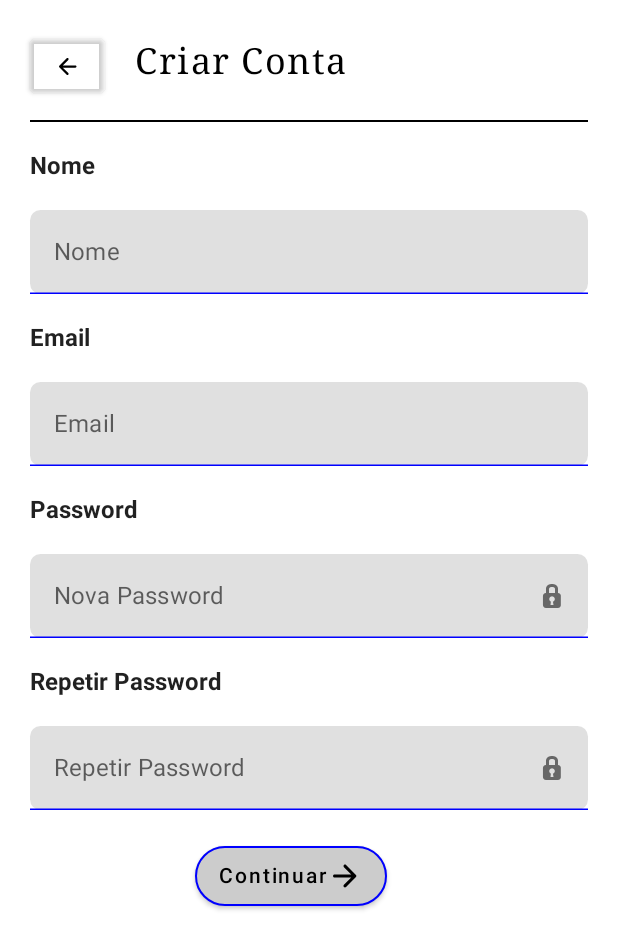
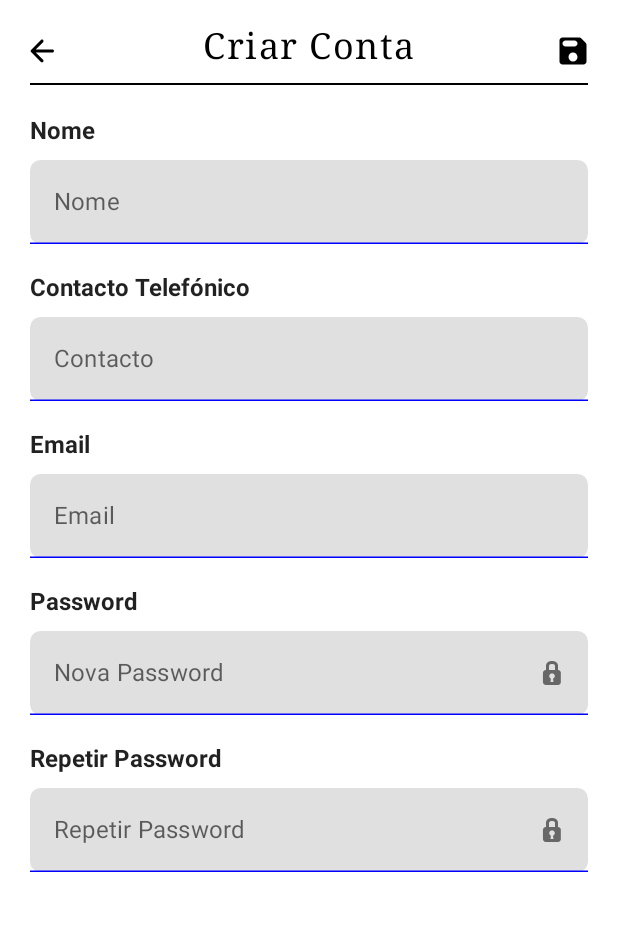
Before and after one commit to LuisCarlosOliveira/CMU, an Android app built with Jetpack Compose: the composable NewAccountScreen shown on its own in the app's theme, on a phone screen of 412 x 824 dp. Shown: the top 949 px of the screen. Run offline under Robolectric (Android 15) with nearby library versions, the phone set to English and light mode, and no system bars.

Commit message:
Changes in NewAccountScreen for Phone

```diff
--- a/app/src/main/java/com/example/mysmarthome/ui/screens/phone/NewAccountScreen.kt
+++ b/app/src/main/java/com/example/mysmarthome/ui/screens/phone/NewAccountScreen.kt
@@ -1,19 +1,20 @@
 package com.example.mysmarthome.ui.screens.phone
 
 import android.R
-import androidx.compose.foundation.BorderStroke
+import android.widget.Toast
 import androidx.compose.foundation.layout.*
 import androidx.compose.foundation.shape.RoundedCornerShape
 import androidx.compose.foundation.text.KeyboardOptions
 import androidx.compose.material.*
 import androidx.compose.material.icons.Icons
 import androidx.compose.material.icons.rounded.ArrowBack
-import androidx.compose.material.icons.rounded.ArrowForward
+import androidx.compose.material.icons.rounded.Save
 import androidx.compose.runtime.*
 import androidx.compose.runtime.saveable.rememberSaveable
 import androidx.compose.ui.Modifier
 import androidx.compose.ui.graphics.Color
 import androidx.compose.ui.platform.LocalConfiguration
+import androidx.compose.ui.platform.LocalContext
 import androidx.compose.ui.res.painterResource
 import androidx.compose.ui.text.font.FontFamily
 import androidx.compose.ui.text.font.FontWeight
@@ -29,14 +30,19 @@ fun NewAccountScreen(/*navController: NavController*/) {
         modifier = Modifier.fillMaxSize(),
         color = MaterialTheme.colors.background
     ) {
+
         val scaffoldState = rememberScaffoldState(rememberDrawerState(DrawerValue.Closed))
         val configuration = LocalConfiguration.current
         val screenWidth = configuration.screenWidthDp.dp
+        val localCtx= LocalContext.current
 
         var letterSpacing by remember {
             mutableStateOf(1.sp)
         }
         var nome by rememberSaveable {
+            mutableStateOf("")
+        }
+        var contacto by rememberSaveable {
             mutableStateOf("")
         }
         var email by rememberSaveable {
@@ -59,19 +65,19 @@ fun NewAccountScreen(/*navController: NavController*/) {
             scaffoldState = scaffoldState,
             topBar = {
                 Row(
-                    modifier = Modifier
+                    horizontalArrangement = Arrangement.SpaceBetween, modifier = Modifier
                         .fillMaxWidth()
-                        .padding(top = 20.dp)
+                        .padding(top = 10.dp)
                 ) {
-                    Button(
-                        colors = ButtonDefaults.buttonColors(backgroundColor = Color.Transparent),
-                        modifier = Modifier
-                            .padding(start = 20.dp)
-                            .width(50.dp),
-                        onClick = {}) {
+                    IconButton(
+                        onClick = { }
+                    ) {
                         Icon(
                             Icons.Rounded.ArrowBack, "",
                             tint = Color.Black,
+                            modifier = Modifier
+                                .width(50.dp)
+                                .padding(start = 5.dp),
                         )
                     }
                     Text(
@@ -79,15 +85,31 @@ fun NewAccountScreen(/*navController: NavController*/) {
                         letterSpacing = letterSpacing,
                         fontFamily = FontFamily.Serif,
                         color = Color.Black,
-                        modifier = Modifier.padding(top = 7.dp, start = 20.dp),
+                        modifier = Modifier.padding(top = 7.dp),
                         fontSize = 24.sp,
                         text = "Criar Conta"
                     )
-
+                    IconButton(
+                        onClick = {
+                            if (nome.isNotEmpty() && contacto.isNotEmpty() && email.isNotEmpty() &&
+                                password.isNotEmpty() && password2.isNotEmpty()
+                            ) {
+                                Toast.makeText(localCtx,"Conta Criada!",Toast.LENGTH_SHORT).show()
+                            }
+                        }
+                    ) {
+                        Icon(
+                            Icons.Rounded.Save, "",
+                            tint = Color.Black,
+                            modifier = Modifier
+                                .width(50.dp)
+                                .padding(end = 10.dp),
+                        )
+                    }
                 }
                 Divider(
                     startIndent = 20.dp, thickness = 1.dp, color = Color.Black, modifier = Modifier
-                        .padding(top = 80.dp)
+                        .padding(top = 55.dp)
                         .width(screenWidth - 20.dp)
                 )
             },
@@ -104,13 +126,35 @@ fun NewAccountScreen(/*navController: NavController*/) {
                         disabledIndicatorColor = Color.Blue
                     ),
                         modifier = Modifier
-                            .padding(start = 20.dp, top = 20.dp, end = 20.dp)
+                            .padding(start = 20.dp, top = 10.dp, end = 20.dp)
                             .fillMaxWidth(),
                         value = nome,
                         shape = RoundedCornerShape(7.dp),
                         onValueChange = { nome = it },
                         placeholder = { Text(text = "Insira o Nome") },
                         label = { Text(text = "Nome") })
+                    Text(
+                        modifier = Modifier.padding(start = 20.dp, top = 20.dp),
+                        fontWeight = FontWeight.Bold,
+                        text = "Contacto Telefónico"
+                    )
+                    TextField(colors = TextFieldDefaults.textFieldColors(
+                        focusedIndicatorColor = Color.Blue,
+                        unfocusedIndicatorColor = Color.Blue,
+                        disabledIndicatorColor = Color.Blue
+                    ),
+                        modifier = Modifier
+                            .padding(start = 20.dp, top = 10.dp, end = 20.dp)
+                            .fillMaxWidth(),
+                        value = contacto,
+                        shape = RoundedCornerShape(7.dp),
+                        onValueChange = { contacto = it },
+                        placeholder = { Text(text = "Insira o Contacto") },
+                        label = { Text(text = "Contacto") },
+                        keyboardOptions = KeyboardOptions(
+                            keyboardType = KeyboardType.Number
+                        )
+                    )
 
                     Text(
                         modifier = Modifier.padding(start = 20.dp, top = 20.dp),
@@ -124,7 +168,7 @@ fun NewAccountScreen(/*navController: NavController*/) {
                         disabledIndicatorColor = Color.Blue
                     ),
                         modifier = Modifier
-                            .padding(start = 20.dp, top = 20.dp, end = 20.dp)
+                            .padding(start = 20.dp, top = 10.dp, end = 20.dp)
                             .fillMaxWidth(),
                         value = email,
                         shape = RoundedCornerShape(7.dp),
@@ -139,9 +183,9 @@ fun NewAccountScreen(/*navController: NavController*/) {
                     )
 
                     val icon = if (passwordVisibility)
-                        painterResource(id = R.drawable.ic_partial_secure)
+                        painterResource(id = android.R.drawable.ic_partial_secure)
                     else
-                        painterResource(id = R.drawable.ic_secure)
+                        painterResource(id = android.R.drawable.ic_secure)
 
                     TextField(
                         colors = TextFieldDefaults.textFieldColors(
@@ -150,7 +194,7 @@ fun NewAccountScreen(/*navController: NavController*/) {
                             disabledIndicatorColor = Color.Blue
                         ),
                         modifier = Modifier
-                            .padding(start = 20.dp, top = 20.dp, end = 20.dp)
+                            .padding(start = 20.dp, top = 10.dp, end = 20.dp)
                             .fillMaxWidth(),
                         value = password,
                         onValueChange = { password = it },
@@ -165,7 +209,6 @@ fun NewAccountScreen(/*navController: NavController*/) {
                         keyboardOptions = KeyboardOptions(keyboardType = KeyboardType.Password),
                         visualTransformation = if (passwordVisibility) VisualTransformation.None else PasswordVisualTransformation()
                     )
-
                     Text(
                         modifier = Modifier.padding(start = 20.dp, top = 20.dp),
                         fontWeight = FontWeight.Bold,
@@ -173,9 +216,9 @@ fun NewAccountScreen(/*navController: NavController*/) {
                     )
 
                     val icon2 = if (passwordVisibility2)
-                        painterResource(id = R.drawable.ic_partial_secure)
+                        painterResource(id = android.R.drawable.ic_partial_secure)
                     else
-                        painterResource(id = R.drawable.ic_secure)
+                        painterResource(id = android.R.drawable.ic_secure)
 
                     TextField(
                         colors = TextFieldDefaults.textFieldColors(
@@ -184,35 +227,21 @@ fun NewAccountScreen(/*navController: NavController*/) {
                             disabledIndicatorColor = Color.Blue
                         ),
                         modifier = Modifier
-                            .padding(start = 20.dp, top = 20.dp, end = 20.dp)
+                            .padding(start = 20.dp, top = 10.dp, end = 20.dp, bottom = 20.dp)
                             .fillMaxWidth(),
                         value = password2,
                         onValueChange = { password2 = it },
                         shape = RoundedCornerShape(7.dp),
-                        placeholder = { Text(text = "Repetir Nova Password") },
+                        placeholder = { Text(text = "Repetir Password") },
                         label = { Text(text = "Repetir Password") },
                         trailingIcon = {
                             IconButton(onClick = { passwordVisibility2 = !passwordVisibility2 }) {
-                                Icon(painter = icon2, contentDescription = "")
+                                Icon(painter = icon, contentDescription = "")
                             }
                         },
                         keyboardOptions = KeyboardOptions(keyboardType = KeyboardType.Password),
                         visualTransformation = if (passwordVisibility2) VisualTransformation.None else PasswordVisualTransformation()
                     )
-
-                    Button(
-                        colors = ButtonDefaults.buttonColors(backgroundColor = Color.LightGray),
-                        border = BorderStroke(1.dp, Color.Blue),
-                        modifier = Modifier
-                            .padding(start = 130.dp, top = 20.dp, bottom = 20.dp),
-                        shape = RoundedCornerShape(20.dp),
-                        onClick = {}) {
-                        Text(fontWeight = FontWeight.Medium, text = "Continuar")
-                        Icon(
-                            Icons.Rounded.ArrowForward, "",
-                            tint = Color.Black,
-                        )
-                    }
                 }
             }
         )
```
